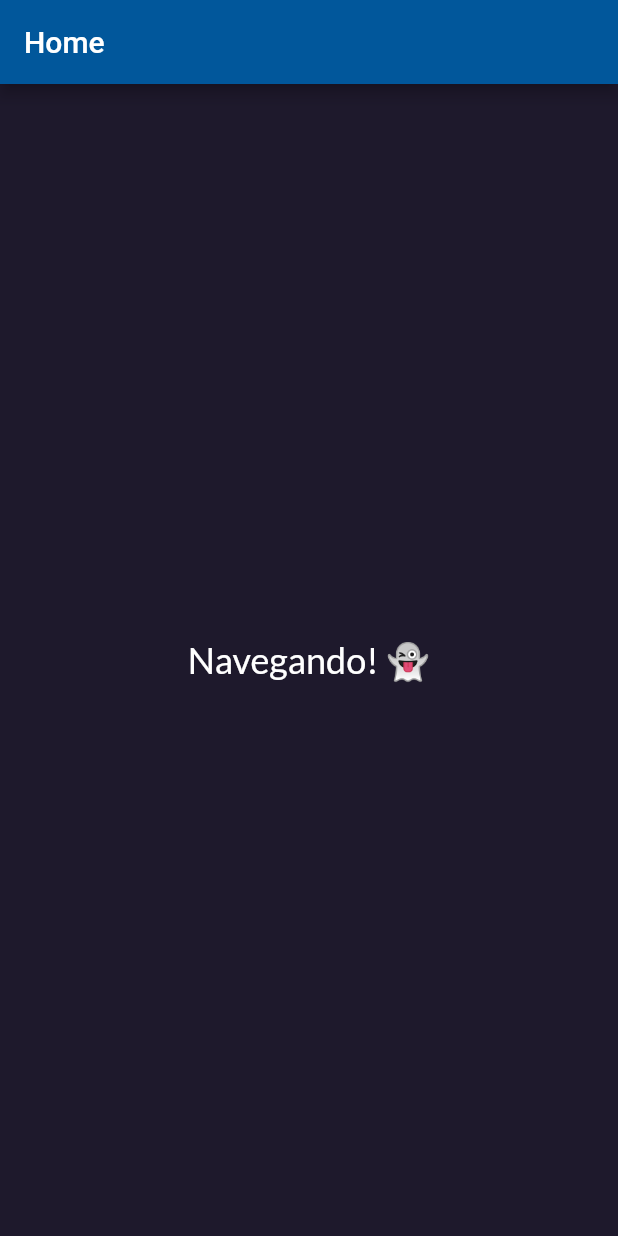
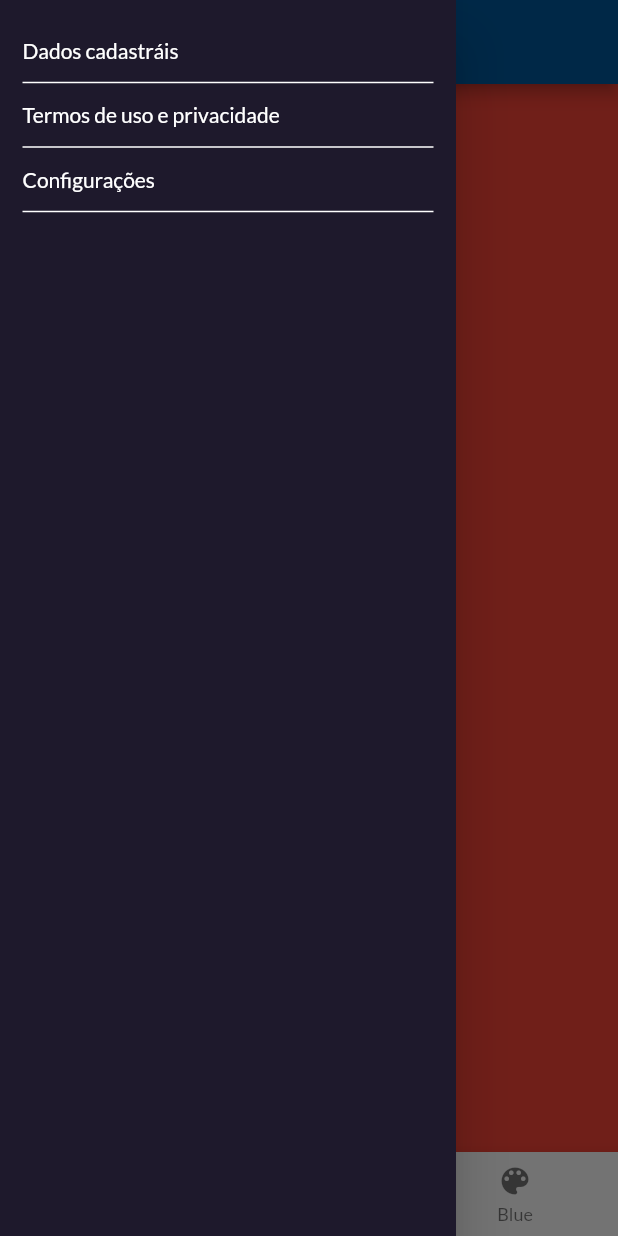
Before and after one commit to SamMotta/CloneLoginDIO, a Flutter app: the HomePage screen opened directly, with the side drawer open (before the commit the screen has no drawer), on a phone screen of 412 x 824 dp. Run offline on Flutter 3.47's test engine with Material 2 defaults, Android fonts, the phone set to English and light mode, and no system bars; our stand-ins replace google_fonts; network calls fail.

Commit message:
Usando: Drawer PageView BottomNavigationBar Página dinâmica

```diff
--- a/lib/my_app.dart
+++ b/lib/my_app.dart
@@ -7,12 +7,15 @@ import 'pages/login_page.dart';
 
 class MyApp extends StatelessWidget {
   const MyApp({Key? key}) : super(key: key);
+  static const bgTheme = Color.fromARGB(255, 30, 25, 44);
 
   @override
   Widget build(BuildContext context) {
     return MaterialApp(
       debugShowCheckedModeBanner: false,
       theme: ThemeData(
+        drawerTheme: const DrawerThemeData(backgroundColor: bgTheme),
+        dividerTheme: const DividerThemeData(color: Colors.white, thickness: 1),
         primarySwatch:
             MaterialColor(Colors.lightBlue.shade900.value, <int, Color>{
           50: Color(Colors.lightBlue.shade50.value),
@@ -26,7 +29,7 @@ class MyApp extends StatelessWidget {
           800: Color(Colors.lightBlue.shade800.value),
           900: Color(Colors.lightBlue.shade900.value)
         }),
-        scaffoldBackgroundColor: const Color.fromARGB(255, 30, 25, 44),
+        scaffoldBackgroundColor: bgTheme,
         inputDecorationTheme: const InputDecorationTheme(
           contentPadding: EdgeInsets.only(bottom: 14),
           enabledBorder: UnderlineInputBorder(
--- a/lib/pages/home_page.dart
+++ b/lib/pages/home_page.dart
@@ -1,4 +1,7 @@
 import 'package:flutter/material.dart';
+import 'package:trilhaapp/pages/dados_cadastrais.dart';
+import 'package:trilhaapp/pages/green_page.dart';
+import 'package:trilhaapp/pages/red_page.dart';
 
 class HomePage extends StatefulWidget {
   const HomePage({Key? key}) : super(key: key);
@@ -8,20 +11,114 @@ class HomePage extends StatefulWidget {
 }
 
 class _HomePageState extends State<HomePage> {
+  PageController colorPagesController = PageController();
+
+  int _pagePos = 0;
+
+  void _changePage(posValue) {
+    setState(() {
+      _pagePos = posValue;
+      colorPagesController.jumpToPage(posValue);
+    });
+  }
+
   @override
   Widget build(BuildContext context) {
     return SafeArea(
       child: Scaffold(
-        appBar: AppBar(
-          title: const Text("Home"),
-        ),
-        body: const Center(
-          child: Text(
-            "Navegando! 👻",
-            style: TextStyle(fontSize: 24),
+          bottomNavigationBar: BottomNavigationBar(
+              currentIndex: _pagePos,
+              onTap: (posValue) {
+                _changePage(posValue);
+              },
+              items: const [
+                BottomNavigationBarItem(
+                  label: "Red",
+                  icon: Icon(Icons.color_lens),
+                ),
+                BottomNavigationBarItem(
+                  label: "Green",
+                  icon: Icon(Icons.color_lens),
+                ),
+                BottomNavigationBarItem(
+                  label: "Blue",
+                  icon: Icon(Icons.color_lens),
+                ),
+              ]),
+          drawer: Drawer(
+            child: Padding(
+              padding: const EdgeInsets.symmetric(vertical: 20, horizontal: 15),
+              child: Column(
+                crossAxisAlignment: CrossAxisAlignment.start,
+                children: [
+                  InkWell(
+                    child: Container(
+                      padding: const EdgeInsets.symmetric(vertical: 5),
+                      width: double.infinity,
+                      child: const Text("Dados cadastráis"),
+                    ),
+                    onTap: () {
+                      // Drawer é "considerado" como uma tela
+                      Navigator.pop(context);
+                      Navigator.push(
+                          context,
+                          MaterialPageRoute(
+                            builder: (context) => const DadosCadastrais(
+                              texto: 'Meus Dados',
+                              dados: <String>[
+                                "Nome",
+                                "Endereço",
+                                "CPF",
+                                "Cidade"
+                              ],
+                            ),
+                          ));
+                    },
+                  ),
+                  const Divider(),
+                  InkWell(
+                    child: Container(
+                      padding: const EdgeInsets.symmetric(vertical: 5),
+                      width: double.infinity,
+                      child: const Text("Termos de uso e privacidade"),
+                    ),
+                    onTap: () {},
+                  ),
+                  const Divider(),
+                  InkWell(
+                    child: Container(
+                      padding: const EdgeInsets.symmetric(vertical: 5),
+                      width: double.infinity,
+                      child: const Text("Configurações"),
+                    ),
+                    onTap: () {},
+                  ),
+                  const Divider(),
+                ],
+              ),
+            ),
           ),
-        ),
-      ),
+          appBar: AppBar(
+            title: const Text("Home"),
+          ),
+          body: Column(
+            children: [
+              // Para usar a PageView em outros Widgets, é necessário usar o Expanded
+              Expanded(
+                child: PageView(
+                  controller: colorPagesController,
+                  onPageChanged: _changePage,
+                  children: [
+                    const RedPage(),
+                    const GreenPage(),
+                    Container(
+                      color: Colors.blue,
+                    ),
+                  ],
+                ),
+              ),
+            ],
+          )),
     );
   }
 }
--- /dev/null
+++ b/lib/pages/red_page.dart
@@ -0,0 +1,12 @@
+import 'package:flutter/material.dart';
+
+class RedPage extends StatelessWidget {
+  const RedPage({ Key? key }) : super(key: key);
+
+  @override
+  Widget build(BuildContext context) {
+    return Container(
+      color: Colors.red,
+    );
+  }
+}
```
Also changed, not shown: lib/pages/dados_cadastrais.dart (added, +31 -0 lines), lib/pages/green_page.dart (added, +12 -0 lines), lib/pages/login_page.dart (+39 -23 lines).
